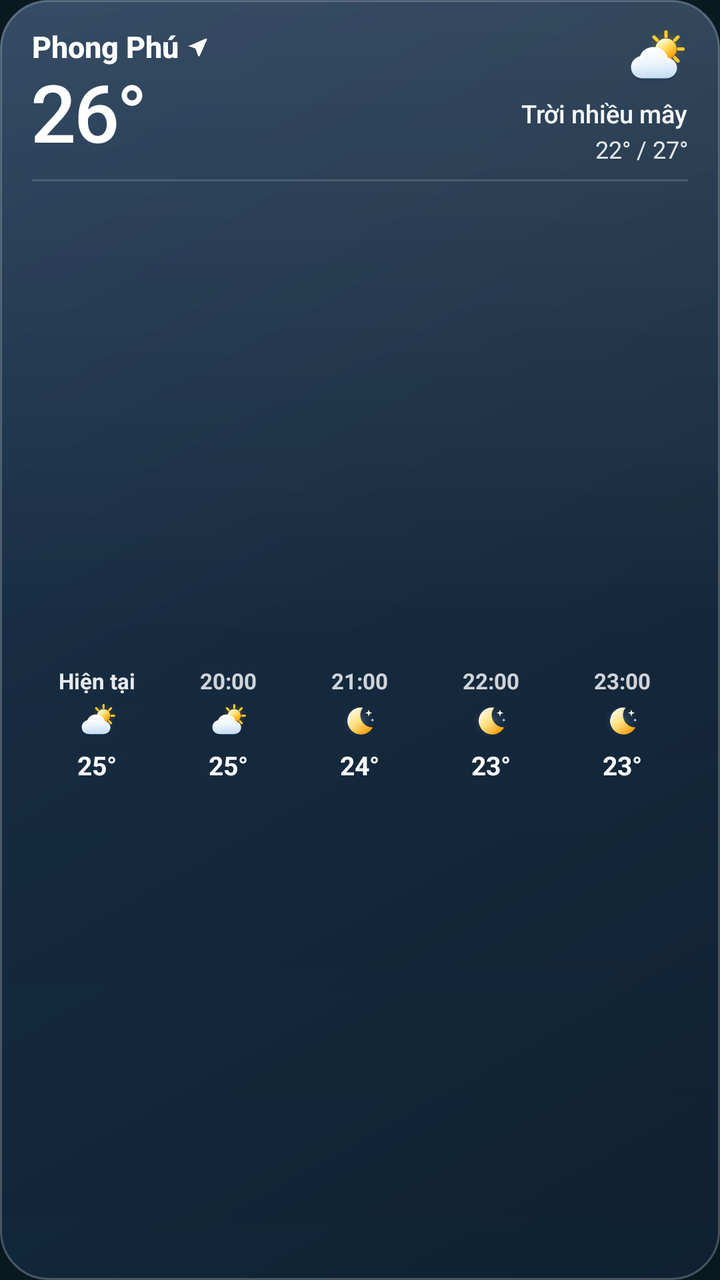
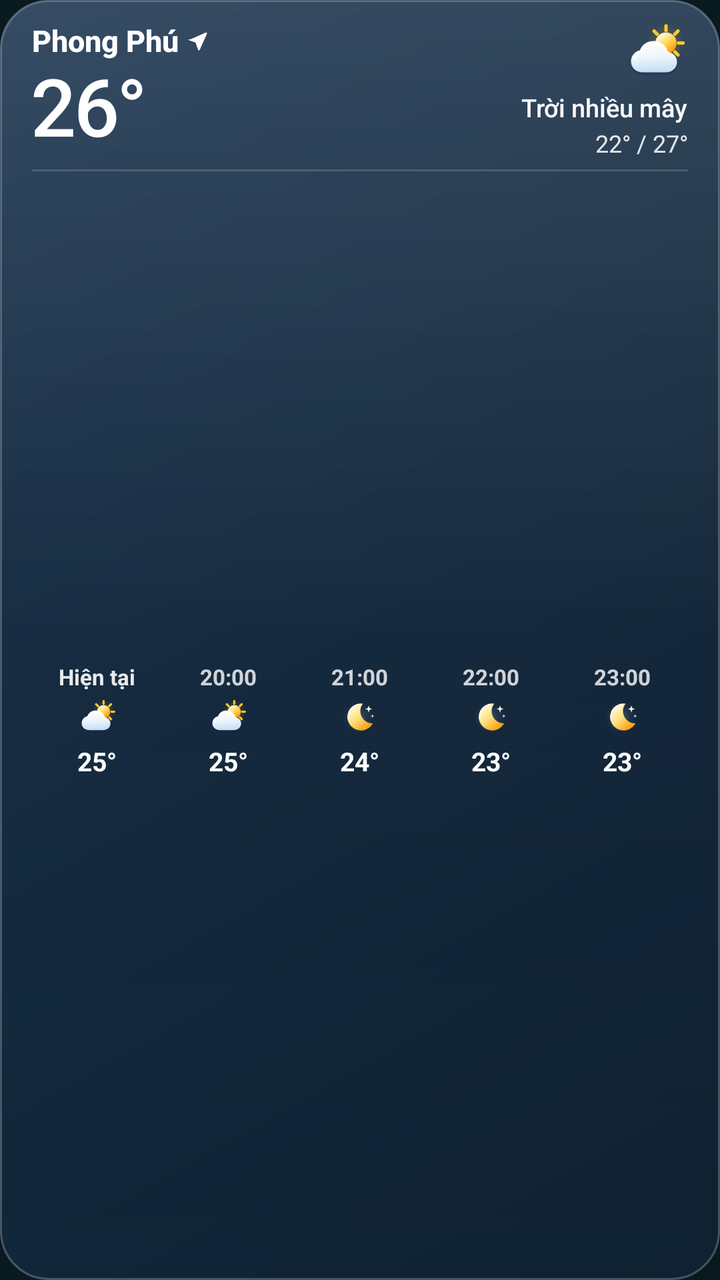

The first picture is an Android layout as it rendered before a commit; the second is the same layout after the commit. The layout source and the unified diff follow.
<!-- AndroidManifest.xml: application theme Theme.K3Weather -->
<!-- res/layout/widget_weather_medium.xml -->
<?xml version="1.0" encoding="utf-8"?>
<LinearLayout xmlns:android="http://schemas.android.com/apk/res/android"
    android:id="@+id/widgetRoot"
    android:layout_width="match_parent"
    android:layout_height="match_parent"
    android:background="@drawable/bg_widget_sky_night"
    android:orientation="vertical"
    android:paddingHorizontal="16dp"
    android:paddingVertical="13dp">

    
    <RelativeLayout
        android:layout_width="match_parent"
        android:layout_height="wrap_content">

        <LinearLayout
            android:layout_width="wrap_content"
            android:layout_height="wrap_content"
            android:layout_alignParentStart="true"
            android:layout_alignParentTop="true"
            android:orientation="vertical">

            <LinearLayout
                android:layout_width="wrap_content"
                android:layout_height="wrap_content"
                android:gravity="center_vertical"
                android:orientation="horizontal">

                <TextView
                    android:id="@+id/widgetCity"
                    android:layout_width="wrap_content"
                    android:layout_height="wrap_content"
                    android:ellipsize="end"
                    android:maxLines="1"
                    android:text="Phong Phú"
                    android:textColor="@android:color/white"
                    android:textSize="15sp"
                    android:textStyle="bold"
                    android:fontFamily="sans-serif-medium" />

                <ImageView
                    android:id="@+id/widgetLocationPin"
                    android:layout_width="11dp"
                    android:layout_height="11dp"
                    android:layout_marginStart="4dp"
                    android:contentDescription="@null"
                    android:src="@drawable/ic_arrow_current_location"
                    android:tint="@android:color/white" />
            </LinearLayout>

            <TextView
                android:id="@+id/widgetTemp"
                android:layout_width="wrap_content"
                android:layout_height="wrap_content"
                android:layout_marginTop="1dp"
                android:includeFontPadding="false"
                android:letterSpacing="-0.03"
                android:text="26°"
                android:textColor="@android:color/white"
                android:textSize="40sp"
                android:fontFamily="sans-serif-medium" />
        </LinearLayout>

        <LinearLayout
            android:layout_width="wrap_content"
            android:layout_height="wrap_content"
            android:layout_alignParentEnd="true"
            android:layout_alignParentTop="true"
            android:gravity="end"
            android:orientation="vertical">

            <ImageView
                android:id="@+id/widgetIcon"
                android:layout_width="32dp"
                android:layout_height="32dp"
                android:contentDescription="@null"
                android:src="@drawable/ic_weather_partly_cloudy" />

            <TextView
                android:id="@+id/widgetCondition"
                android:layout_width="wrap_content"
                android:layout_height="wrap_content"
                android:layout_marginTop="3dp"
                android:ellipsize="end"
                android:maxLines="1"
                android:text="Trời nhiều mây"
                android:textColor="#F5FFFFFF"
                android:textSize="12.5sp"
                android:fontFamily="sans-serif-medium" />

            <TextView
                android:id="@+id/widgetHighLow"
                android:layout_width="wrap_content"
                android:layout_height="wrap_content"
                android:layout_marginTop="1dp"
                android:text="22° / 27°"
                android:textColor="#E0FFFFFF"
                android:textSize="12sp"
                android:fontFamily="sans-serif" />
        </LinearLayout>
    </RelativeLayout>

    
    <FrameLayout
        android:layout_width="match_parent"
        android:layout_height="1dp"
        android:layout_marginVertical="7dp"
        android:background="#26FFFFFF" />

    
    <LinearLayout
        android:layout_width="match_parent"
        android:layout_height="0dp"
        android:layout_weight="1"
        android:gravity="center_vertical"
        android:orientation="horizontal"
        android:baselineAligned="false">

        
        <LinearLayout
            android:layout_width="0dp"
            android:layout_height="wrap_content"
            android:layout_weight="1"
            android:gravity="center_horizontal"
            android:orientation="vertical">
            <TextView
                android:id="@+id/widgetHourTime1"
                android:layout_width="wrap_content"
                android:layout_height="wrap_content"
                android:text="Hiện tại"
                android:textColor="#E6FFFFFF"
                android:textSize="11sp"
                android:textStyle="bold" />
            <ImageView
                android:id="@+id/widgetHourIcon1"
                android:layout_width="20dp"
                android:layout_height="20dp"
                android:layout_marginVertical="3dp"
                android:contentDescription="@null"
                android:src="@drawable/ic_weather_partly_cloudy" />
            <TextView
                android:id="@+id/widgetHourTemp1"
                android:layout_width="wrap_content"
                android:layout_height="wrap_content"
                android:text="25°"
                android:textColor="@android:color/white"
                android:textSize="13sp"
                android:textStyle="bold" />
        </LinearLayout>

        
        <LinearLayout
            android:layout_width="0dp"
            android:layout_height="wrap_content"
            android:layout_weight="1"
            android:gravity="center_horizontal"
            android:orientation="vertical">
            <TextView
                android:id="@+id/widgetHourTime2"
                android:layout_width="wrap_content"
                android:layout_height="wrap_content"
                android:text="20:00"
                android:textColor="#CCFFFFFF"
                android:textSize="11sp"
                android:textStyle="bold" />
            <ImageView
                android:id="@+id/widgetHourIcon2"
                android:layout_width="20dp"
                android:layout_height="20dp"
                android:layout_marginVertical="3dp"
                android:contentDescription="@null"
                android:src="@drawable/ic_weather_partly_cloudy" />
            <TextView
                android:id="@+id/widgetHourTemp2"
                android:layout_width="wrap_content"
                android:layout_height="wrap_content"
                android:text="25°"
                android:textColor="@android:color/white"
                android:textSize="13sp"
                android:textStyle="bold" />
        </LinearLayout>

        
        <LinearLayout
            android:layout_width="0dp"
            android:layout_height="wrap_content"
            android:layout_weight="1"
            android:gravity="center_horizontal"
            android:orientation="vertical">
            <TextView
                android:id="@+id/widgetHourTime3"
                android:layout_width="wrap_content"
                android:layout_height="wrap_content"
                android:text="21:00"
                android:textColor="#CCFFFFFF"
                android:textSize="11sp"
                android:textStyle="bold" />
            <ImageView
                android:id="@+id/widgetHourIcon3"
                android:layout_width="20dp"
                android:layout_height="20dp"
                android:layout_marginVertical="3dp"
                android:contentDescription="@null"
                android:src="@drawable/ic_weather_clear_night" />
            <TextView
                android:id="@+id/widgetHourTemp3"
                android:layout_width="wrap_content"
                android:layout_height="wrap_content"
                android:text="24°"
                android:textColor="@android:color/white"
                android:textSize="13sp"
                android:textStyle="bold" />
        </LinearLayout>

        
        <LinearLayout
            android:layout_width="0dp"
            android:layout_height="wrap_content"
            android:layout_weight="1"
            android:gravity="center_horizontal"
            android:orientation="vertical">
            <TextView
                android:id="@+id/widgetHourTime4"
                android:layout_width="wrap_content"
                android:layout_height="wrap_content"
                android:text="22:00"
                android:textColor="#CCFFFFFF"
                android:textSize="11sp"
                android:textStyle="bold" />
            <ImageView
                android:id="@+id/widgetHourIcon4"
                android:layout_width="20dp"
                android:layout_height="20dp"
                android:layout_marginVertical="3dp"
                android:contentDescription="@null"
                android:src="@drawable/ic_weather_clear_night" />
            <TextView
                android:id="@+id/widgetHourTemp4"
                android:layout_width="wrap_content"
                android:layout_height="wrap_content"
                android:text="23°"
                android:textColor="@android:color/white"
                android:textSize="13sp"
                android:textStyle="bold" />
        </LinearLayout>

        
        <LinearLayout
            android:layout_width="0dp"
            android:layout_height="wrap_content"
            android:layout_weight="1"
            android:gravity="center_horizontal"
            android:orientation="vertical">
            <TextView
                android:id="@+id/widgetHourTime5"
                android:layout_width="wrap_content"
                android:layout_height="wrap_content"
                android:text="23:00"
                android:textColor="#CCFFFFFF"
                android:textSize="11sp"
                android:textStyle="bold" />
            <ImageView
                android:id="@+id/widgetHourIcon5"
                android:layout_width="20dp"
                android:layout_height="20dp"
                android:layout_marginVertical="3dp"
                android:contentDescription="@null"
                android:src="@drawable/ic_weather_clear_night" />
            <TextView
                android:id="@+id/widgetHourTemp5"
                android:layout_width="wrap_content"
                android:layout_height="wrap_content"
                android:text="23°"
                android:textColor="@android:color/white"
                android:textSize="13sp"
                android:textStyle="bold" />
        </LinearLayout>

    </LinearLayout>

</LinearLayout>
<!-- resources referenced by this layout -->
<resources>
  <!-- drawable bg_widget_sky_night (drawable) -->
  <?xml version="1.0" encoding="utf-8"?>
  <layer-list xmlns:android="http://schemas.android.com/apk/res/android">
      
      <item>
          <shape android:shape="rectangle">
              <gradient
                  android:angle="315"
                  android:startColor="#F2142F4D"
                  android:centerColor="#F20D2238"
                  android:endColor="#F2081626"
                  android:type="linear" />
              <corners android:radius="24dp" />
          </shape>
      </item>
      
      <item>
          <shape android:shape="rectangle">
              <gradient
                  android:angle="270"
                  android:startColor="#24FFFFFF"
                  android:centerColor="#08FFFFFF"
                  android:endColor="#0D7DD3FC"
                  android:type="linear" />
              <stroke
                  android:width="1dp"
                  android:color="#3DFFFFFF" />
              <corners android:radius="24dp" />
          </shape>
      </item>
  </layer-list>
  <!-- drawable ic_arrow_current_location (drawable) -->
  <vector xmlns:android="http://schemas.android.com/apk/res/android"
      android:width="16dp"
      android:height="16dp"
      android:viewportWidth="24"
      android:viewportHeight="24">
      <path
          android:fillColor="#00E5FF"
          android:pathData="M3.29,11.29l17.42,-7.74a1,1 0 0,1 1.34,1.34l-7.74,17.42a1,1 0 0,1 -1.86,0.06L9.62,14.38 1.62,11.55a1,1 0 0,1 1.67,-0.26z"/>
  </vector>
  <style name="Theme.K3Weather" parent="Theme.MaterialComponents.DayNight.NoActionBar">
          <item name="colorPrimary">@color/primary_teal</item>
          <item name="colorPrimaryVariant">@color/primary_dark_teal</item>
          <item name="colorSecondary">@color/accent_cyan</item>
          <item name="android:statusBarColor">@android:color/transparent</item>
          <item name="android:navigationBarColor">@android:color/transparent</item>
          <item name="android:windowBackground">@color/primary_dark_teal</item>
          <item name="android:windowLightStatusBar">false</item>
          <item name="android:windowDrawsSystemBarBackgrounds">true</item>
      </style>
  <color name="primary_teal">#0F2C33</color>
  <color name="primary_dark_teal">#091A1F</color>
  <color name="accent_cyan">#00E5FF</color>
  <!-- unchanged entries left out for length: 2 -->
</resources>

<!-- the commit's change to res/layout/widget_weather_medium.xml (unified diff, before → after) -->
@@ -6,7 +6,7 @@
     android:background="@drawable/bg_widget_sky_night"
     android:orientation="vertical"
     android:paddingHorizontal="16dp"
-    android:paddingVertical="13dp">
+    android:paddingVertical="10dp">
 
     
     <RelativeLayout
@@ -104,7 +104,7 @@
     <FrameLayout
         android:layout_width="match_parent"
         android:layout_height="1dp"
-        android:layout_marginVertical="7dp"
+        android:layout_marginVertical="5dp"
         android:background="#26FFFFFF" />
 
     
